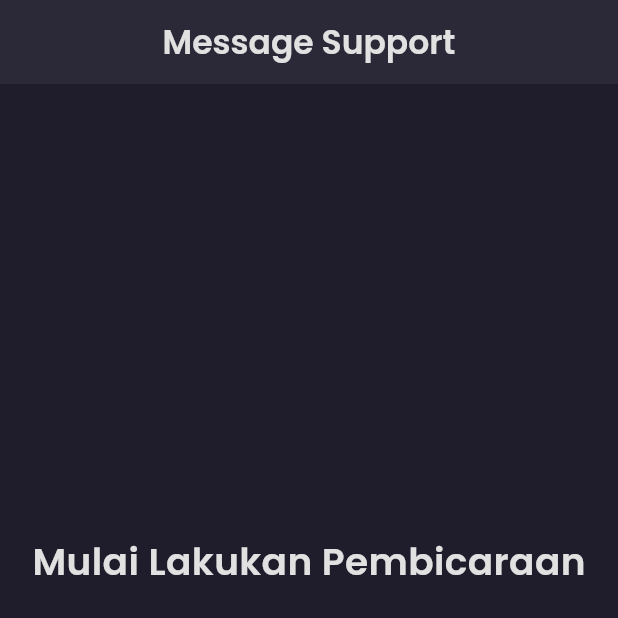
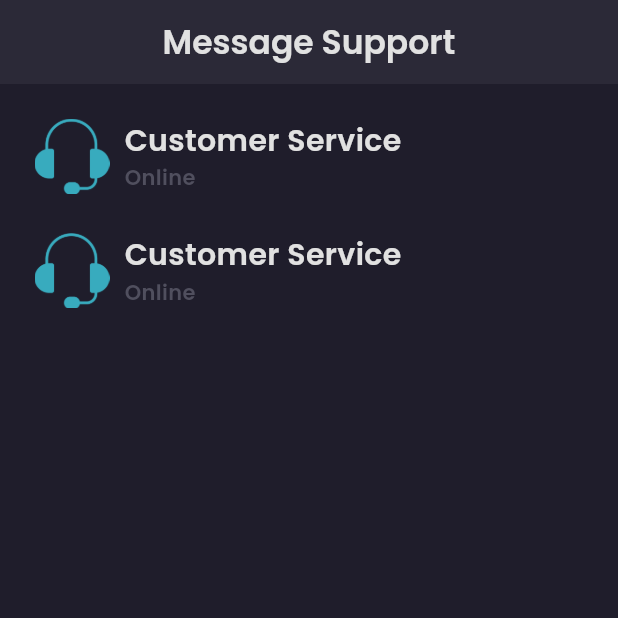
Before and after one commit to zavaultraz/Sneakpace, a Flutter app: the ChatPage screen opened directly, on a phone screen of 412 x 824 dp, the top half of it. Run offline on Flutter 3.47's test engine with Material 3 defaults, Android fonts, the phone set to English and light mode, and no system bars; our stand-ins replace get, google_fonts.

Commit message:
Chat Page Update

```diff
--- a/lib/main.dart
+++ b/lib/main.dart
@@ -22,7 +22,7 @@ class MainPage extends StatelessWidget {
         '/sign-up' : (context)=>SignUpPages(),
         '/main' : (context)=>MainPage(),
         '/main-page' : (context) => MainPages(),
-
+        '/detail-chat' : (context) => DetailChatPage(),
 
       },
     );
--- a/lib/pages/UI/chat_page.dart
+++ b/lib/pages/UI/chat_page.dart
@@ -46,7 +46,7 @@ class ChatPage extends StatelessWidget {
       body: ListView(
         children: [
           Header(),
-          noMessage()
+         Message(),
         ],
       ),
     );
--- a/lib/pages/Widget/chat_card.dart
+++ b/lib/pages/Widget/chat_card.dart
@@ -5,7 +5,13 @@ class ChatCard extends StatelessWidget {
 
   @override
   Widget build(BuildContext context) {
-    return Padding(
+    return GestureDetector(
+      onTap: () {
+        Navigator.pushNamed(context, '/detail-chat');
+      },
+      child: Container(
+        margin: EdgeInsets.only(bottom: 10),
+        child: Padding(
           padding: const EdgeInsets.all(8.0),
           child: Row(
             children: [
@@ -22,18 +28,20 @@ class ChatCard extends StatelessWidget {
                   children: [
                     Text(
                       'Customer Service',
-                  style: primaryTextStyle.copyWith(fontWeight: semiBold,fontSize: 20    ),
+                      style: primaryTextStyle.copyWith(
+                          fontWeight: semiBold, fontSize: 20),
                     ),
                     Text(
                       'Online',
                       style: subtitleTextStyle.copyWith(fontWeight: semiBold),
                     ),
-
                   ],
                 ),
               ),
             ],
           ),
+        ),
+      ),
     );
   }
 }
--- a/lib/pages/pages.dart
+++ b/lib/pages/pages.dart
@@ -14,3 +14,4 @@ part 'UI/main_page.dart';
 part 'UI/profile_page.dart';
 part 'UI/chat_page.dart';
 part 'UI/wishlist_page.dart';
+part 'UI/detail_chat_page.dart';
```
Also changed, not shown: lib/pages/UI/detail_chat_page.dart (added, +9 -0 lines). Lines whose indentation alone changed are shown as unchanged.
